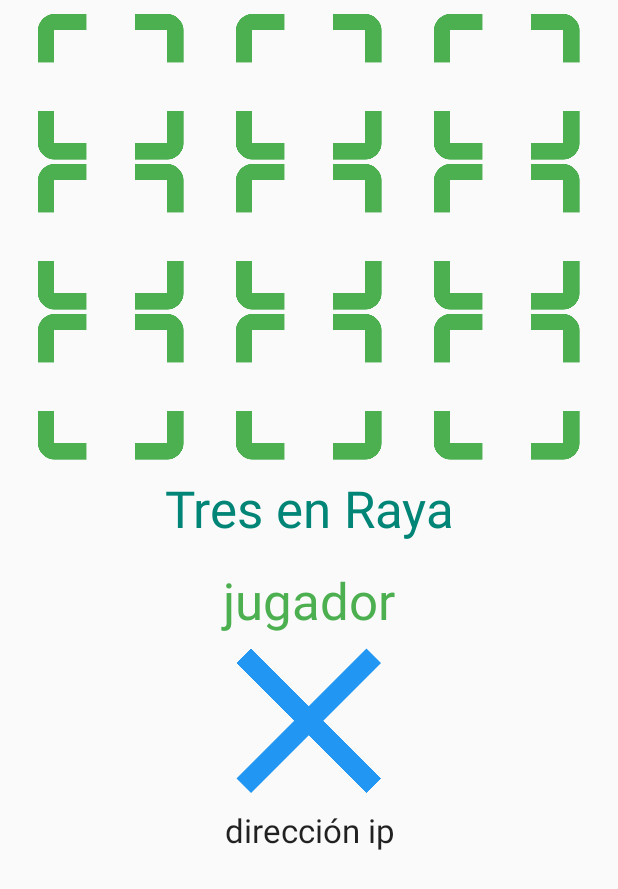
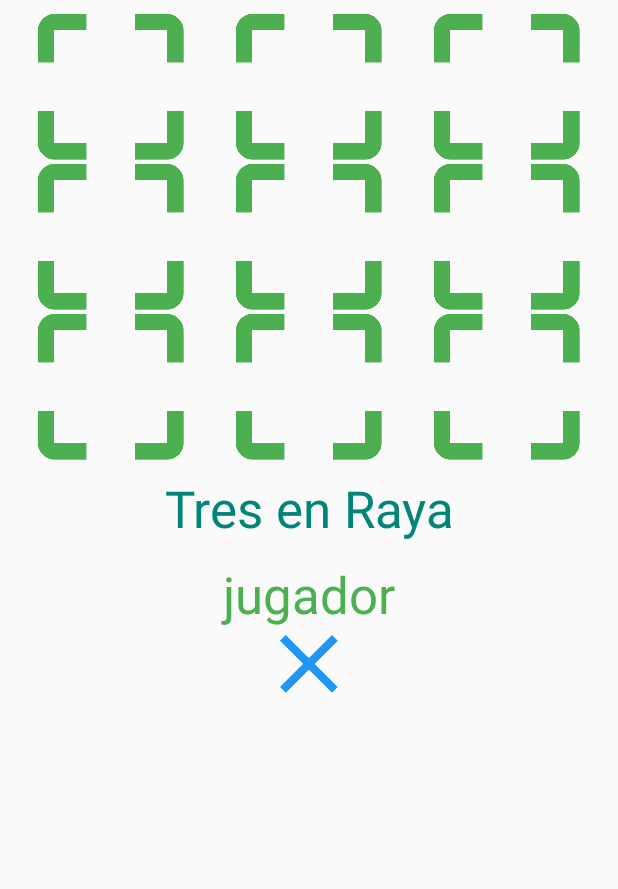
Before and after one commit to jccuevas/Tresenraya, an Android app: the layout content_main.xml on its own in the app's theme, with its tools: preview values and no code run, on a phone screen of 412 x 824 dp. Shown: the top 889 px of the screen. Run offline under Robolectric (Android 15) with nearby library versions, the phone set to English and light mode, and no system bars.

Commit message:
Juego completo sin remote

```diff
--- a/app/src/main/AndroidManifest.xml
+++ b/app/src/main/AndroidManifest.xml
@@ -2,7 +2,10 @@
 <manifest xmlns:android="http://schemas.android.com/apk/res/android"
     package="com.example.tresenraya">
 
+    <uses-permission android:name="android.permission.INTERNET" />
     <uses-permission android:name="android.permission.ACCESS_NETWORK_STATE" />
+    <uses-permission android:name="android.permission.ACCESS_WIFI_STATE"/>
+
     <application
         android:allowBackup="true"
         android:icon="@mipmap/ic_launcher"
--- a/app/src/main/res/layout-land/content_main.xml
+++ b/app/src/main/res/layout-land/content_main.xml
@@ -151,26 +151,19 @@
             android:layout_width="match_parent"
             android:layout_height="wrap_content"
             android:gravity="center_horizontal|center_vertical"
-            android:padding="8dp"
+            android:padding="4dp"
             android:text="jugador"
             android:textAppearance="@style/TextAppearance.AppCompat.Display1"
             android:textColor="@color/colorAccent" />
 
         <ImageView
             android:id="@+id/ficha"
-            android:layout_width="wrap_content"
-            android:layout_height="wrap_content"
+            android:layout_width="40dp"
+            android:layout_height="40dp"
             android:layout_gravity="center_horizontal"
             android:contentDescription="@string/fichajugador"
             app:srcCompat="@drawable/ic_cruz" />
-        <TextView
-            android:id="@+id/ip"
-            android:layout_width="match_parent"
-            android:layout_height="wrap_content"
-            android:gravity="center_horizontal|center_vertical"
-            android:padding="8dp"
-            android:text="dirección ip"
-            android:textAppearance="@style/TextAppearance.AppCompat.Large" />
+
     </LinearLayout>
 
 </LinearLayout>
--- a/app/src/main/res/layout/content_main.xml
+++ b/app/src/main/res/layout/content_main.xml
@@ -130,32 +130,23 @@
         android:text="@string/titulo"
         android:textAppearance="@style/TextAppearance.AppCompat.Display1"
         android:textColor="@color/colorPrimary" />
+
     <TextView
         android:id="@+id/jugador"
         android:layout_width="match_parent"
         android:layout_height="wrap_content"
         android:gravity="center_horizontal|center_vertical"
-        android:padding="8dp"
+        android:padding="4dp"
         android:text="jugador"
         android:textAppearance="@style/TextAppearance.AppCompat.Display1"
-        android:textColor="@color/colorAccent"
-        />
+        android:textColor="@color/colorAccent" />
 
     <ImageView
         android:id="@+id/ficha"
-        android:layout_width="wrap_content"
-        android:layout_height="wrap_content"
+        android:layout_width="40dp"
+        android:layout_height="40dp"
         android:layout_gravity="center_horizontal"
         android:contentDescription="@string/fichajugador"
         app:srcCompat="@drawable/ic_cruz" />
 
-    <TextView
-        android:id="@+id/ip"
-        android:layout_width="match_parent"
-        android:layout_height="wrap_content"
-        android:gravity="center_horizontal|center_vertical"
-        android:padding="8dp"
-        android:text="dirección ip"
-        android:textAppearance="@style/TextAppearance.AppCompat.Large" />
-
 </LinearLayout>
--- a/app/src/main/res/values/strings.xml
+++ b/app/src/main/res/values/strings.xml
@@ -6,4 +6,7 @@
     <string name="ocupada">ocupada!</string>
     <string name="ganado">Ha ganado</string>
     <string name="fichajugador">Ficha del jugador</string>
+    <string name="mi_direccion">Mi dirección</string>
+    <string name="alertdialog_ip_title">Su dirección IP</string>
+    <string name="tresenraya">Tres en Raya</string>
 </resources>
```
Also changed, not shown: app/src/main/java/com/example/tresenraya/MainActivity.java (+25 -58 lines), app/src/main/res/drawable-anydpi/ic_action_about.xml (added, +10 -0 lines), app/src/main/res/menu/menu_main.xml (+4 -3 lines), app/src/main/res/drawable-hdpi/ic_action_about.png (added), app/src/main/res/drawable-mdpi/ic_action_about.png (added), app/src/main/res/drawable-xhdpi/ic_action_about.png (added), app/src/main/res/drawable-xxhdpi/ic_action_about.png (added).
